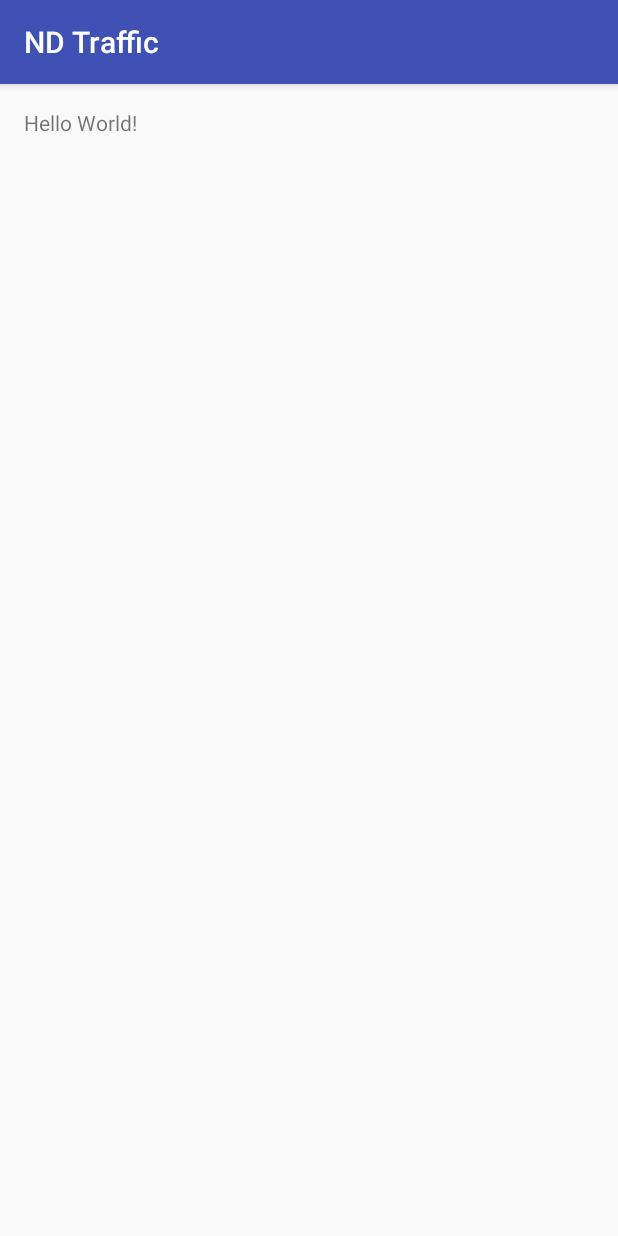
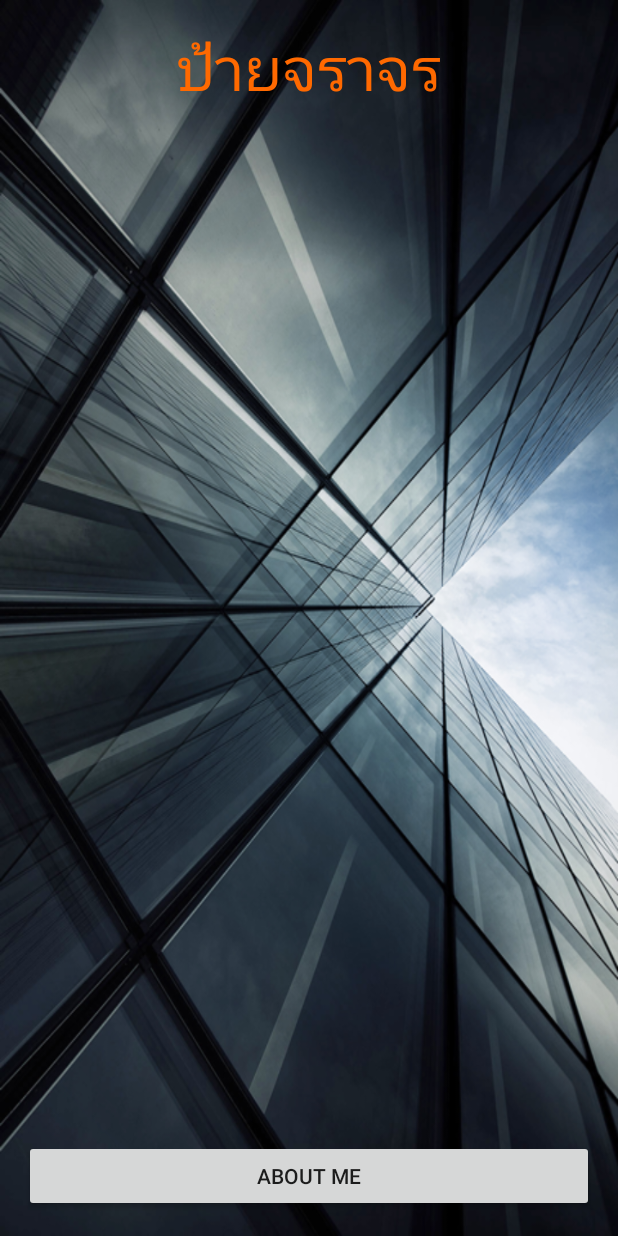
Before and after one commit to nine0009/MyTraffic-20160820, an Android app: the screen it shows after launch (MainActivity), on a phone screen of 412 x 824 dp. Run offline under Robolectric (Android 15) with nearby library versions, the phone set to English and light mode, and no system bars.

Commit message:
Design 1 Step

```diff
--- a/app/src/main/res/layout/activity_main.xml
+++ b/app/src/main/res/layout/activity_main.xml
@@ -7,10 +7,31 @@
     android:paddingLeft="@dimen/activity_horizontal_margin"
     android:paddingRight="@dimen/activity_horizontal_margin"
     android:paddingTop="@dimen/activity_vertical_margin"
-    tools:context="nd.boonyavantang.woramate.ndtraffic.MainActivity">
+    tools:context="nd.boonyavantang.woramate.ndtraffic.MainActivity"
+    android:background="@drawable/wallpapers_a_00">
 
     <TextView
         android:layout_width="wrap_content"
         android:layout_height="wrap_content"
-        android:text="Hello World!" />
+        android:text="@string/title_main"
+        android:id="@+id/textView"
+        android:textSize="@dimen/h1"
+        android:layout_centerHorizontal="true"
+        android:textColor="@color/text" />
+
+    <Button
+        android:layout_width="match_parent"
+        android:layout_height="wrap_content"
+        android:text="About Me"
+        android:id="@+id/button"
+        android:layout_alignParentBottom="true" />
+
+    <ListView
+        android:layout_width="wrap_content"
+        android:layout_height="wrap_content"
+        android:id="@+id/listView"
+        android:layout_below="@+id/textView"
+        android:layout_above="@+id/button"
+        android:layout_marginTop="10dp"
+        android:layout_marginBottom="5dp" />
 </RelativeLayout>
--- a/app/src/main/res/values/colors.xml
+++ b/app/src/main/res/values/colors.xml
@@ -3,4 +3,7 @@
     <color name="colorPrimary">#3F51B5</color>
     <color name="colorPrimaryDark">#303F9F</color>
     <color name="colorAccent">#FF4081</color>
+    <color name="text">#ff6900</color>
+
+
 </resources>
--- a/app/src/main/res/values/dimens.xml
+++ b/app/src/main/res/values/dimens.xml
@@ -2,4 +2,7 @@
     <!-- Default screen margins, per the Android Design guidelines. -->
     <dimen name="activity_horizontal_margin">16dp</dimen>
     <dimen name="activity_vertical_margin">16dp</dimen>
+    <dimen name="h1">40sp</dimen>
+    <dimen name="h2">20sp</dimen>
+
 </resources>
--- a/app/src/main/res/values/strings.xml
+++ b/app/src/main/res/values/strings.xml
@@ -1,3 +1,4 @@
 <resources>
     <string name="app_name">ND Traffic</string>
+    <string name="title_main">ป้ายจราจร</string>
 </resources>
--- a/app/src/main/res/values/styles.xml
+++ b/app/src/main/res/values/styles.xml
@@ -1,7 +1,7 @@
 <resources>
 
     <!-- Base application theme. -->
-    <style name="AppTheme" parent="Theme.AppCompat.Light.DarkActionBar">
+    <style name="AppTheme" parent="Theme.AppCompat.Light.NoActionBar">
         <!-- Customize your theme here. -->
         <item name="colorPrimary">@color/colorPrimary</item>
         <item name="colorPrimaryDark">@color/colorPrimaryDark</item>
```
Also changed, not shown: app/src/main/res/drawable/wallpapers_a_00.png (added).
